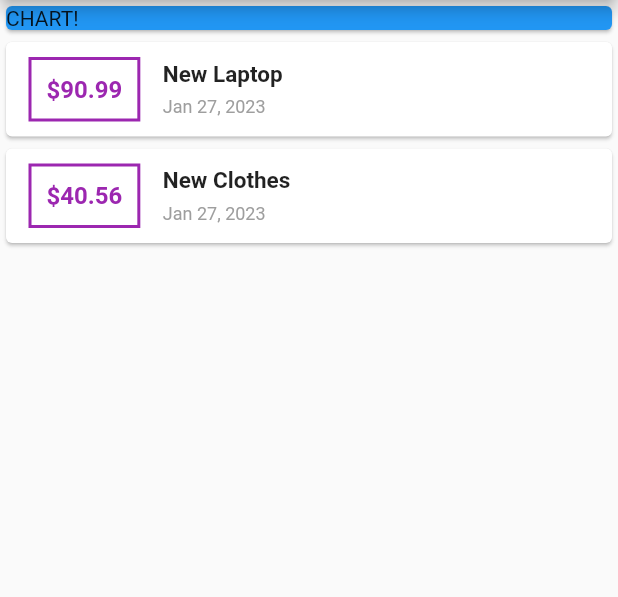
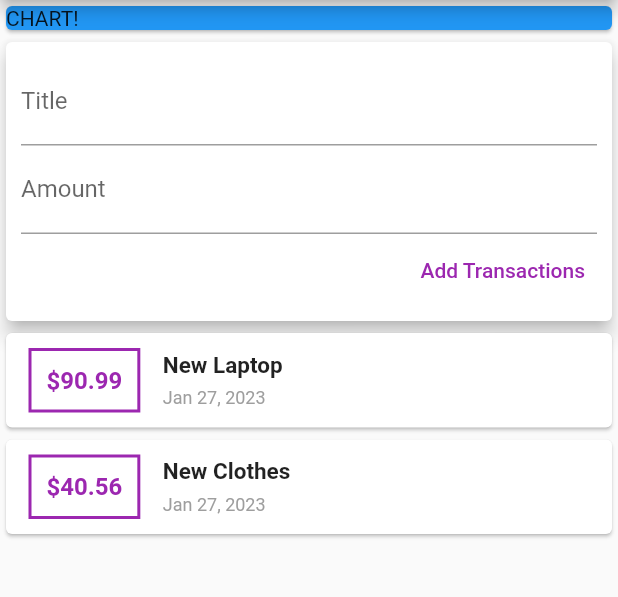
Before and after one commit to Ali-Shan11223/Expense-App, a Flutter app: the screen it shows after launch, on a phone screen of 412 x 824 dp, the part 84-681 px from its top. Run offline on Flutter 3.47's test engine with Material 2 defaults, Android fonts, the phone set to English and light mode, and no system bars.

Commit message:
structured project

```diff
--- a/lib/transactions.dart
+++ b/lib/models/transaction.dart
@@ -1,11 +1,10 @@
-
-class Transactions {
+class Transaction {
   final String id;
   final String title;
   final double amount;
   final DateTime date;
 
-  Transactions(
+  Transaction(
       {required this.id,
       required this.title,
       required this.amount,
--- a/lib/screens/home_screen.dart
+++ b/lib/screens/home_screen.dart
@@ -1,6 +1,8 @@
-import 'package:expense_app/transactions.dart';
 import 'package:flutter/material.dart';
-import 'package:intl/intl.dart';
+
+import '../models/transaction.dart';
+import '../widgets/new_transactions.dart';
+import '../widgets/transactions_list.dart';
 
 class HomeScreen extends StatefulWidget {
   const HomeScreen({super.key});
@@ -10,12 +12,24 @@ class HomeScreen extends StatefulWidget {
 }
 
 class _HomeScreenState extends State<HomeScreen> {
-  final List<Transactions> transactions = [
-    Transactions(
+  final List<Transaction> _userTransactions = [
+    Transaction(
         id: '1', title: 'New Laptop', amount: 90.99, date: DateTime.now()),
-    Transactions(
+    Transaction(
         id: '2', title: 'New Clothes', amount: 40.56, date: DateTime.now())
   ];
+
+  void _newTransaction(String title, double amount) {
+    final newTrans = Transaction(
+        id: DateTime.now().toString(),
+        title: title,
+        amount: amount,
+        date: DateTime.now());
+    setState(() {
+      _userTransactions.add(newTrans);
+    });
+  }
+
   @override
   Widget build(BuildContext context) {
     return Scaffold(
@@ -23,7 +37,8 @@ class _HomeScreenState extends State<HomeScreen> {
         title: const Text('Expense App'),
         centerTitle: true,
       ),
-      body: Column(
+      body: SingleChildScrollView(
+        child: Column(
           children: [
             Container(
               width: double.infinity,
@@ -32,53 +47,14 @@ class _HomeScreenState extends State<HomeScreen> {
                 child: Text('CHART!'),
               ),
             ),
-          Column(
-            children: transactions.map((trans) {
-              return Card(
-                child: Row(
-                  crossAxisAlignment: CrossAxisAlignment.center,
-                  children: [
-                    Container(
-                      margin: const EdgeInsets.symmetric(
-                          vertical: 10, horizontal: 15),
-                      decoration: BoxDecoration(
-                          border: Border.all(
-                        color: Colors.purple,
-                        width: 2,
-                      )),
-                      padding: const EdgeInsets.all(10),
-                      child: Text(
-                        '\$${trans.amount}',
-                        style: const TextStyle(
-                            color: Colors.purple,
-                            fontWeight: FontWeight.bold,
-                            fontSize: 16),
+            NewTransactions(
+              addNewTrans: _newTransaction,
             ),
-                    ),
-                    Column(
-                      crossAxisAlignment: CrossAxisAlignment.start,
-                      children: [
-                        Text(
-                          trans.title,
-                          style: const TextStyle(
-                              fontWeight: FontWeight.bold, fontSize: 15),
-                        ),
-                        const SizedBox(
-                          height: 6,
-                        ),
-                        Text(
-                          DateFormat.yMMMd().format(trans.date),
-                          style:
-                              const TextStyle(color: Colors.grey, fontSize: 12),
-                        )
-                      ],
+            TransactionsList(
+              transactions: _userTransactions,
             )
           ],
         ),
-              );
-            }).toList(),
-          )
-        ],
       ),
     );
   }
--- /dev/null
+++ b/lib/widgets/new_transactions.dart
@@ -0,0 +1,53 @@
+import 'package:flutter/material.dart';
+
+class NewTransactions extends StatelessWidget {
+  final Function addNewTrans;
+
+  final titleController = TextEditingController();
+  final amountContorller = TextEditingController();
+
+  NewTransactions({super.key, required this.addNewTrans});
+
+  void submitData() {
+    final enteredTitle = titleController.text;
+    final enteredAmount = double.parse(amountContorller.text);
+    if (enteredTitle.isEmpty || enteredAmount <= 0) {
+      return;
+    }
+    addNewTrans(enteredTitle, enteredAmount);
+  }
+
+  @override
+  Widget build(BuildContext context) {
+    return Card(
+      elevation: 5,
+      child: Container(
+        padding: const EdgeInsets.all(10),
+        child: Column(
+          crossAxisAlignment: CrossAxisAlignment.end,
+          children: [
+            TextField(
+              decoration: const InputDecoration(labelText: 'Title'),
+              controller: titleController,
+              onSubmitted: (_) => submitData(),
+            ),
+            TextField(
+              keyboardType: TextInputType.number,
+              decoration: const InputDecoration(labelText: 'Amount'),
+              controller: amountContorller,
+              onSubmitted: (_) => submitData(),
+            ),
+            TextButton(
+                onPressed: () {
+                  submitData;
+                },
+                child: const Text(
+                  'Add Transactions',
+                  style: TextStyle(color: Colors.purple),
+                ))
+          ],
+        ),
+      ),
+    );
+  }
+}
--- /dev/null
+++ b/lib/widgets/transactions_list.dart
@@ -0,0 +1,62 @@
+import 'package:flutter/material.dart';
+import 'package:intl/intl.dart';
+
+import '../models/transaction.dart';
+
+class TransactionsList extends StatelessWidget {
+  final List<Transaction> transactions;
+  const TransactionsList({super.key, required this.transactions});
+
+  @override
+  Widget build(BuildContext context) {
+    return Container(
+      height: 400,
+      child: ListView.builder(
+        itemCount: transactions.length,
+        itemBuilder: (context, index) {
+          return Card(
+            child: Row(
+              crossAxisAlignment: CrossAxisAlignment.center,
+              children: [
+                Container(
+                  margin:
+                      const EdgeInsets.symmetric(vertical: 10, horizontal: 15),
+                  decoration: BoxDecoration(
+                      border: Border.all(
+                    color: Colors.purple,
+                    width: 2,
+                  )),
+                  padding: const EdgeInsets.all(10),
+                  child: Text(
+                    '\$${transactions[index].amount.toStringAsFixed(2)}',
+                    style: const TextStyle(
+                        color: Colors.purple,
+                        fontWeight: FontWeight.bold,
+                        fontSize: 16),
+                  ),
+                ),
+                Column(
+                  crossAxisAlignment: CrossAxisAlignment.start,
+                  children: [
+                    Text(
+                      transactions[index].title,
+                      style: const TextStyle(
+                          fontWeight: FontWeight.bold, fontSize: 15),
+                    ),
+                    const SizedBox(
+                      height: 6,
+                    ),
+                    Text(
+                      DateFormat.yMMMd().format(transactions[index].date),
+                      style: const TextStyle(color: Colors.grey, fontSize: 12),
+                    )
+                  ],
+                )
+              ],
+            ),
+          );
+        },
+      ),
+    );
+  }
+}
```
Lines whose indentation alone changed are shown as unchanged.
